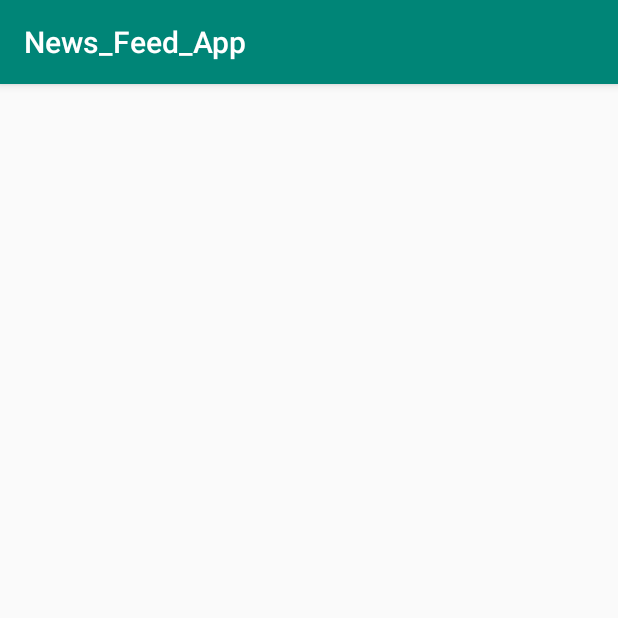
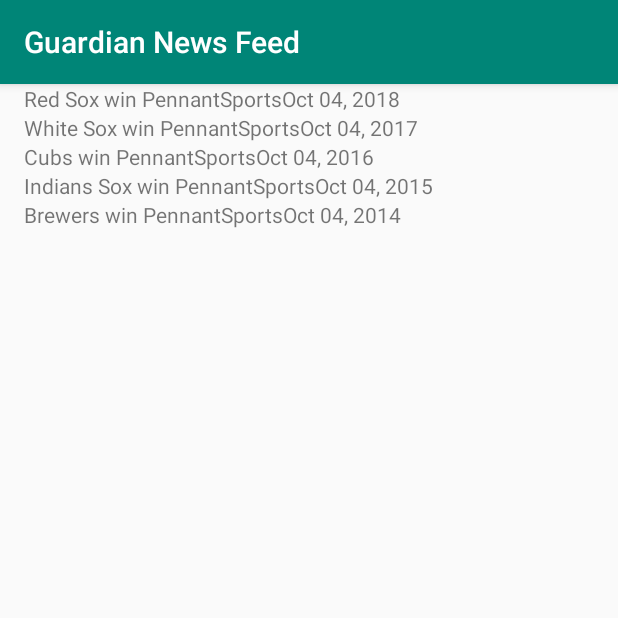
Before and after one commit to gasparia405/UD_News_Feed_App, an Android app: the screen it shows after launch (NewsActivity), on a phone screen of 412 x 824 dp, the top half of it. Run offline under Robolectric (Android 15) with nearby library versions, the phone set to English and light mode, and no system bars.

Commit message:
Set NewsAdapter with placeholder data

```diff
--- a/app/src/main/java/com/example/android/news_feed_app/NewsActivity.java
+++ b/app/src/main/java/com/example/android/news_feed_app/NewsActivity.java
@@ -2,12 +2,29 @@ package com.example.android.news_feed_app;
 
 import android.support.v7.app.AppCompatActivity;
 import android.os.Bundle;
+import android.util.Log;
+import android.widget.ListView;
+
+import java.util.ArrayList;
 
 public class NewsActivity extends AppCompatActivity {
 
     @Override
     protected void onCreate(Bundle savedInstanceState) {
         super.onCreate(savedInstanceState);
-        setContentView(R.layout.list_item);
+        setContentView(R.layout.news_list);
+
+        final ArrayList<News> news = new ArrayList<>();
+        news.add(new News("Red Sox win Pennant","Sports", "Oct 04, 2018", "" ));
+        news.add(new News("White Sox win Pennant","Sports", "Oct 04, 2017", "" ));
+        news.add(new News("Cubs win Pennant","Sports", "Oct 04, 2016", "" ));
+        news.add(new News("Indians Sox win Pennant","Sports", "Oct 04, 2015", "" ));
+        news.add(new News("Brewers win Pennant","Sports", "Oct 04, 2014", "" ));
+
+        ListView listView = findViewById(R.id.list_view);
+
+        NewsAdapter newsAdapter = new NewsAdapter(this, news);
+
+        listView.setAdapter(newsAdapter);
     }
 }
--- /dev/null
+++ b/app/src/main/java/com/example/android/news_feed_app/NewsAdapter.java
@@ -0,0 +1,43 @@
+package com.example.android.news_feed_app;
+
+import android.content.Context;
+import android.support.annotation.NonNull;
+import android.view.LayoutInflater;
+import android.view.View;
+import android.view.ViewGroup;
+import android.widget.ArrayAdapter;
+import android.widget.TextView;
+
+import java.util.ArrayList;
+
+public class NewsAdapter extends ArrayAdapter<News> {
+
+    public NewsAdapter(Context context, ArrayList<News> news) {
+        super(context, 0, news);
+    }
+
+    @NonNull
+    @Override
+    public View getView(int position, View convertView, @NonNull ViewGroup parent) {
+
+        View listItemView = convertView;
+
+        if (listItemView == null) {
+            listItemView = LayoutInflater.from(getContext())
+                    .inflate(R.layout.list_item, parent, false);
+        }
+
+        News currentArticle = getItem(position);
+
+        TextView articleName = listItemView.findViewById(R.id.article_name);
+        articleName.setText(currentArticle.getArticleName());
+
+        TextView articleSection = listItemView.findViewById(R.id.article_section);
+        articleSection.setText(currentArticle.getArticleSection());
+
+        TextView publishDate = listItemView.findViewById(R.id.publish_date);
+        publishDate.setText(currentArticle.getPublishDate());
+
+        return listItemView;
+    }
+}
--- /dev/null
+++ b/app/src/main/res/layout/news_list.xml
@@ -0,0 +1,15 @@
+<?xml version="1.0" encoding="utf-8"?>
+<RelativeLayout
+    xmlns:android="http://schemas.android.com/apk/res/android"
+    android:layout_width="match_parent"
+    android:layout_height="match_parent">
+
+    <ListView xmlns:android="http://schemas.android.com/apk/res/android"
+        android:id="@+id/list_view"
+        android:orientation="vertical"
+        android:layout_width="match_parent"
+        android:layout_height="match_parent"
+        android:divider="@null"
+        android:dividerHeight="0dp"/>
+
+</RelativeLayout>
--- a/app/src/main/res/values/strings.xml
+++ b/app/src/main/res/values/strings.xml
@@ -1,3 +1,3 @@
 <resources>
-    <string name="app_name">News_Feed_App</string>
+    <string name="app_name">Guardian News Feed</string>
 </resources>
```
